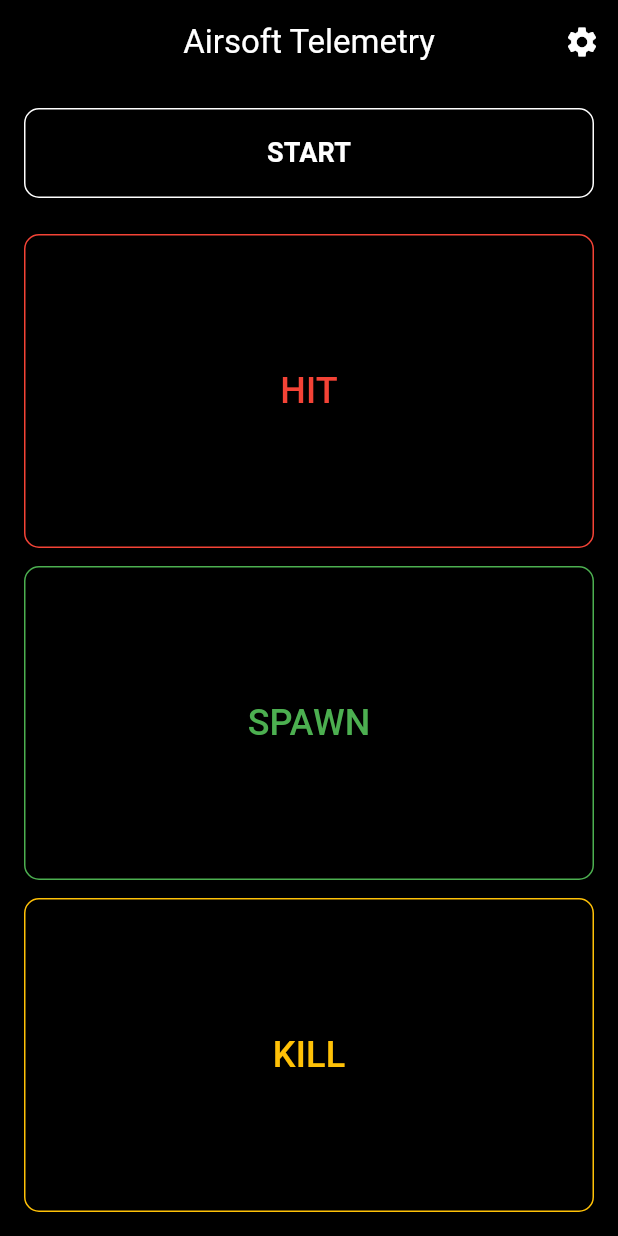
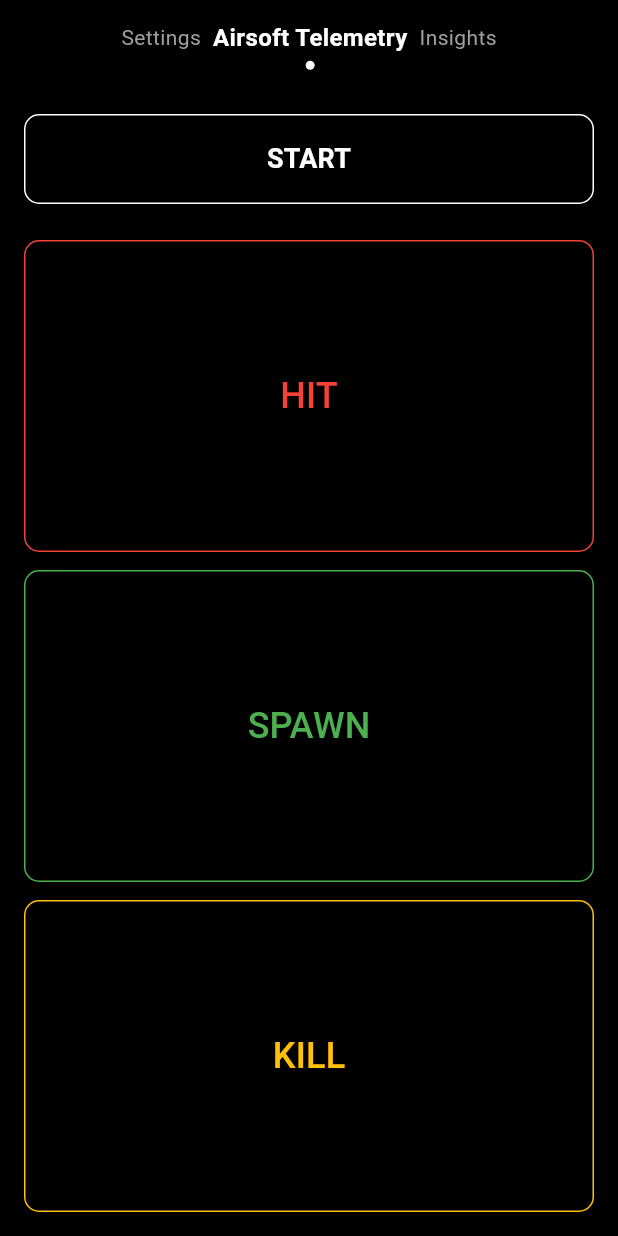
Before and after one commit to xmbn/Airsoft-Telemetry, a Flutter app: the screen it shows after launch, on a phone screen of 412 x 824 dp. Run offline on Flutter 3.47's test engine with Material 3 defaults, Android fonts, the phone set to English and light mode, and no system bars.

Commit message:
feat: implement MainNavigationScreen and InsightsScreen; update navigation structure in main.dart

```diff
--- a/lib/main.dart
+++ b/lib/main.dart
@@ -1,5 +1,5 @@
 import 'package:flutter/material.dart';
-import 'screens/home_screen.dart';
+import 'screens/main_navigation_screen.dart';
 import 'services/app_config.dart';
 
 void main() {
@@ -18,7 +18,7 @@ class MyApp extends StatelessWidget {
         colorScheme: ColorScheme.fromSeed(seedColor: Colors.deepPurple),
         useMaterial3: true,
       ),
-      home: const HomeScreen(),
+      home: const MainNavigationScreen(),
     );
   }
 }
--- a/lib/screens/home_screen.dart
+++ b/lib/screens/home_screen.dart
@@ -1,6 +1,5 @@
 import 'package:flutter/material.dart';
 import '../services/app_config.dart';
-import 'settings_screen.dart';
 
 class HomeScreen extends StatefulWidget {
   const HomeScreen({super.key});
@@ -30,22 +29,6 @@ class _HomeScreenState extends State<HomeScreen> {
       resizeToAvoidBottomInset: false,
       extendBody: false,
       extendBodyBehindAppBar: false,
-      appBar: AppBar(
-        backgroundColor: Colors.black,
-        title: Text(AppConfig.appTitle, style: TextStyle(color: Colors.white)),
-        centerTitle: true,
-        actions: [
-          IconButton(
-            icon: Icon(Icons.settings, color: Colors.white),
-            onPressed: () {
-              Navigator.push(
-                context,
-                MaterialPageRoute(builder: (context) => const SettingsScreen()),
-              );
-            },
-          ),
-        ],
-      ),
       body: Container(
         padding: EdgeInsets.all(AppConfig.standardPadding),
         color: Colors.black,
--- /dev/null
+++ b/lib/screens/main_navigation_screen.dart
@@ -0,0 +1,102 @@
+import 'package:flutter/material.dart';
+import '../services/app_config.dart';
+import 'home_screen.dart';
+import 'settings_screen.dart';
+import 'insights_screen.dart';
+
+class MainNavigationScreen extends StatefulWidget {
+  const MainNavigationScreen({super.key});
+
+  @override
+  State<MainNavigationScreen> createState() => _MainNavigationScreenState();
+}
+
+class _MainNavigationScreenState extends State<MainNavigationScreen> {
+  final PageController _pageController = PageController(initialPage: 1); // Start on home screen
+  int _currentIndex = 1;
+
+  final List<Widget> _screens = [
+    const SettingsScreen(),
+    const HomeScreen(),
+    const InsightsScreen(),
+  ];
+
+  final List<String> _screenTitles = [
+    AppConfig.settingsTitle,
+    AppConfig.appTitle,
+    'Insights',
+  ];
+
+  @override
+  void dispose() {
+    _pageController.dispose();
+    super.dispose();
+  }
+
+  void _onPageChanged(int index) {
+    setState(() {
+      _currentIndex = index;
+    });
+  }
+
+  @override
+  Widget build(BuildContext context) {
+    return Scaffold(
+      backgroundColor: Colors.black,
+      body: Column(
+        children: [
+          // Custom App Bar with page indicator
+          SafeArea(
+            child: Container(
+              height: 60,
+              padding: EdgeInsets.symmetric(horizontal: AppConfig.standardPadding),
+              child: Row(
+                mainAxisAlignment: MainAxisAlignment.center,
+                children: [
+                  // Page indicators
+                  Row(
+                    children: List.generate(_screens.length, (index) {
+                      return Container(
+                        margin: EdgeInsets.symmetric(horizontal: AppConfig.smallPadding),
+                        child: Column(
+                          mainAxisAlignment: MainAxisAlignment.center,
+                          children: [
+                            Text(
+                              _screenTitles[index],
+                              style: TextStyle(
+                                color: _currentIndex == index ? Colors.white : Colors.grey,
+                                fontSize: _currentIndex == index ? 16 : 14,
+                                fontWeight: _currentIndex == index ? FontWeight.bold : FontWeight.normal,
+                              ),
+                            ),
+                            SizedBox(height: AppConfig.smallPadding),
+                            Container(
+                              width: 6,
+                              height: 6,
+                              decoration: BoxDecoration(
+                                shape: BoxShape.circle,
+                                color: _currentIndex == index ? Colors.white : Colors.transparent,
+                              ),
+                            ),
+                          ],
+                        ),
+                      );
+                    }),
+                  ),
+                ],
+              ),
+            ),
+          ),
+          // Page view
+          Expanded(
+            child: PageView(
+              controller: _pageController,
+              onPageChanged: _onPageChanged,
+              children: _screens,
+            ),
+          ),
+        ],
+      ),
+    );
+  }
+}
```
Also changed, not shown: lib/screens/insights_screen.dart (added, +213 -0 lines), lib/screens/settings_screen.dart (+2 -9 lines).
